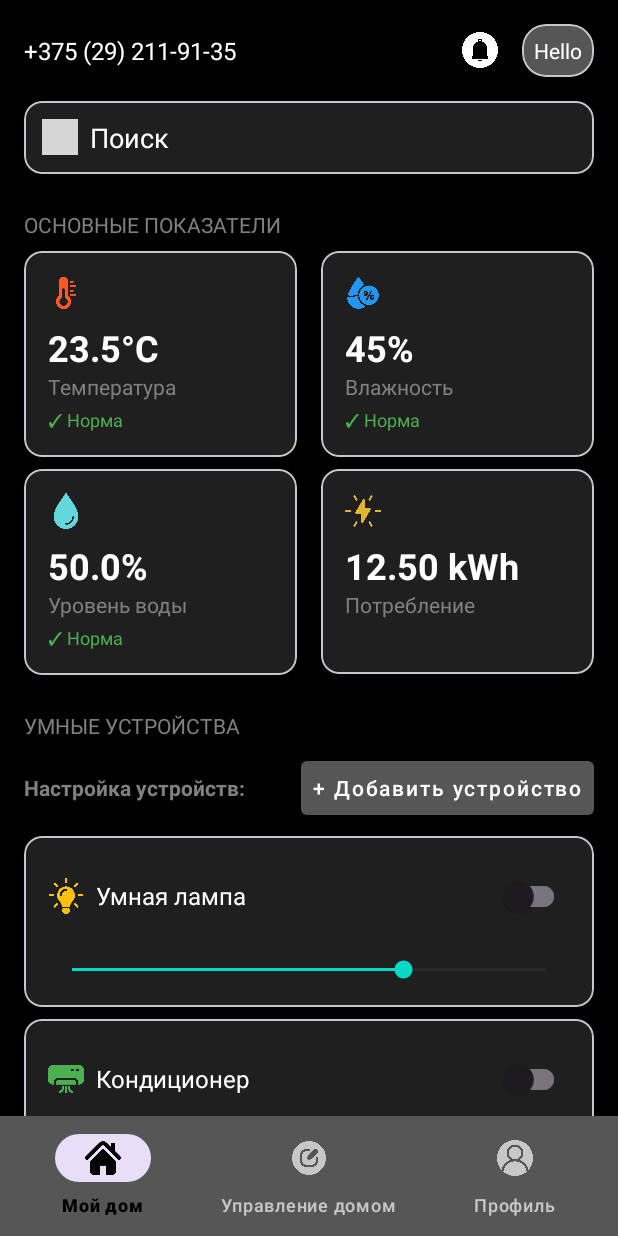
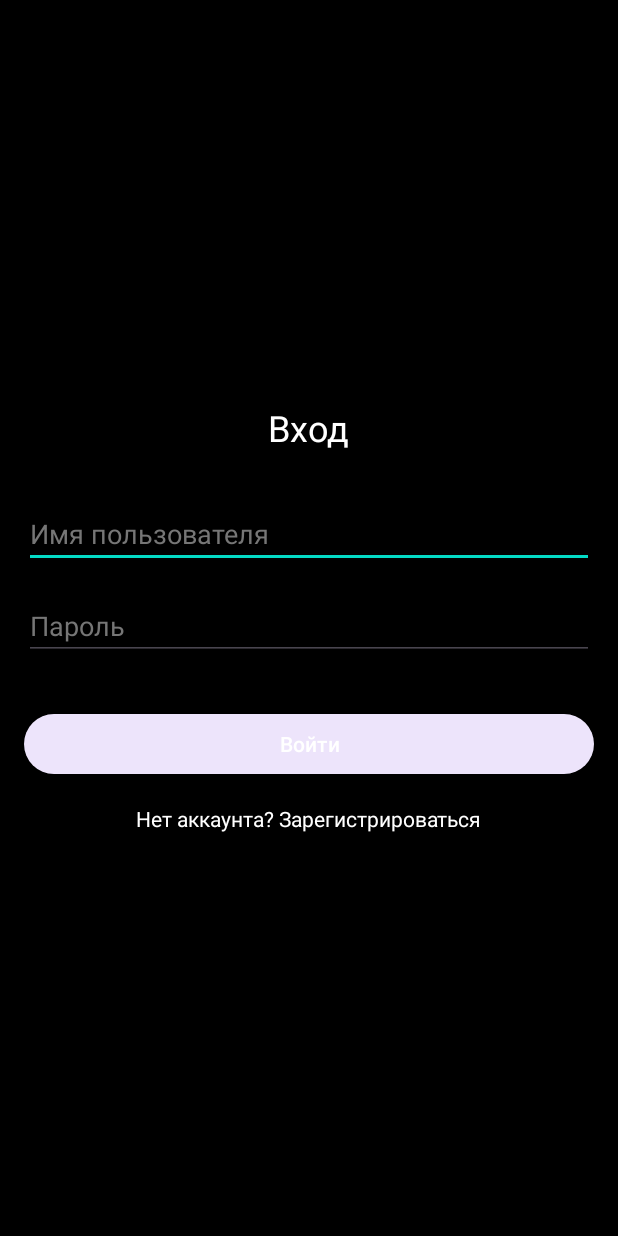
Before and after one commit to ryzhenkahvh/MTS-Hackaton, an Android app: the screen it shows after launch (MainActivity before the commit, LoginActivity after it), on a phone screen of 412 x 824 dp. Run offline under Robolectric (Android 15) with nearby library versions, the phone set to English and light mode, and no system bars; our stand-ins replace CircleImageView; grey boxes are pictures that could not be loaded.

Commit message:
Added reg/log

```diff
--- a/app/build.gradle
+++ b/app/build.gradle
@@ -30,6 +30,7 @@ android {
 
 dependencies {
 
+    implementation 'androidx.cardview:cardview:1.0.0'
     implementation 'androidx.recyclerview:recyclerview:1.2.1'
     implementation 'com.squareup.okhttp3:okhttp:4.9.1'
     implementation 'com.google.code.gson:gson:2.8.8'
--- /dev/null
+++ b/app/src/main/java/ry/tech/mtc/LoginActivity.java
@@ -0,0 +1,80 @@
+package ry.tech.mtc;
+
+import android.content.Intent;
+import android.os.Bundle;
+import android.view.View;
+import android.widget.Button;
+import android.widget.EditText;
+import android.widget.TextView;
+import android.widget.Toast;
+
+import androidx.appcompat.app.AppCompatActivity;
+
+import ry.tech.mtc.R;
+import ry.tech.mtc.auth.UserManager;
+
+public class LoginActivity extends AppCompatActivity {
+    private EditText usernameInput;
+    private EditText passwordInput;
+    private Button loginButton;
+    private TextView registerLink;
+    private UserManager userManager;
+
+    @Override
+    protected void onCreate(Bundle savedInstanceState) {
+        super.onCreate(savedInstanceState);
+        setContentView(R.layout.activity_login);
+
+        userManager = UserManager.getInstance(this);
+
+        // Проверяем, авторизован ли пользователь
+        if (userManager.getCurrentUser() != null) {
+            startMainActivity();
+            finish();
+            return;
+        }
+
+        usernameInput = findViewById(R.id.usernameInput);
+        passwordInput = findViewById(R.id.passwordInput);
+        loginButton = findViewById(R.id.loginButton);
+        registerLink = findViewById(R.id.registerLink);
+
+        loginButton.setOnClickListener(new View.OnClickListener() {
+            @Override
+            public void onClick(View v) {
+                loginUser();
+            }
+        });
+
+        registerLink.setOnClickListener(new View.OnClickListener() {
+            @Override
+            public void onClick(View v) {
+                startActivity(new Intent(LoginActivity.this, RegisterActivity.class));
+            }
+        });
+    }
+
+    private void loginUser() {
+        String username = usernameInput.getText().toString().trim();
+        String password = passwordInput.getText().toString().trim();
+
+        if (username.isEmpty() || password.isEmpty()) {
+            Toast.makeText(this, "Пожалуйста, заполните все поля", Toast.LENGTH_SHORT).show();
+            return;
+        }
+
+        if (userManager.loginUser(username, password)) {
+            startMainActivity();
+            finish();
+        } else {
+            Toast.makeText(this, "Неверное имя пользователя или пароль",
+                    Toast.LENGTH_SHORT).show();
+        }
+    }
+
+    private void startMainActivity() {
+        Intent intent = new Intent(this, MainActivity.class);
+        intent.setFlags(Intent.FLAG_ACTIVITY_NEW_TASK | Intent.FLAG_ACTIVITY_CLEAR_TASK);
+        startActivity(intent);
+    }
+}
--- /dev/null
+++ b/app/src/main/res/drawable/button_pressed.xml
@@ -0,0 +1,6 @@
+<?xml version="1.0" encoding="utf-8"?>
+<shape xmlns:android="http://schemas.android.com/apk/res/android">
+    <solid android:color="#757575" />
+    <corners android:radius="20dp" />
+    <stroke android:color="@color/colorPrimaryDark" android:width="1dp"/>
+</shape>
--- /dev/null
+++ b/app/src/main/res/drawable/button_selector.xml
@@ -0,0 +1,5 @@
+<?xml version="1.0" encoding="utf-8"?>
+<selector xmlns:android="http://schemas.android.com/apk/res/android">
+    <item android:state_pressed="true" android:drawable="@drawable/button_pressed" />
+    <item android:drawable="@drawable/rounded_button" />
+</selector>
--- /dev/null
+++ b/app/src/main/res/drawable/rounded_button.xml
@@ -0,0 +1,6 @@
+<?xml version="1.0" encoding="utf-8"?>
+<shape xmlns:android="http://schemas.android.com/apk/res/android">
+    <solid android:color="#494949" />
+    <corners android:radius="20dp" />
+    <stroke android:color="@color/colorPrimaryDark" android:width="1dp"/>
+</shape>
--- /dev/null
+++ b/app/src/main/res/layout/activity_login.xml
@@ -0,0 +1,56 @@
+<?xml version="1.0" encoding="utf-8"?>
+<LinearLayout xmlns:android="http://schemas.android.com/apk/res/android"
+    android:layout_width="match_parent"
+    android:layout_height="match_parent"
+    android:orientation="vertical"
+    android:padding="16dp"
+    android:gravity="center"
+    android:background="@color/colorBlack"
+    android:theme="@style/Theme.MTSHackathon">
+
+    <TextView
+        android:layout_width="wrap_content"
+        android:layout_height="wrap_content"
+        android:text="Вход"
+        android:textSize="24sp"
+        android:layout_marginBottom="32dp"
+        android:textColor="@color/colorWhite"/>
+
+    <EditText
+        android:id="@+id/usernameInput"
+        android:layout_width="match_parent"
+        android:layout_height="wrap_content"
+        android:hint="Имя пользователя"
+        android:inputType="text"
+        android:layout_marginBottom="16dp"
+        android:textColorHint="@color/colorPrimaryDark"
+        android:textColor="@color/colorWhite"/>
+
+    <EditText
+        android:id="@+id/passwordInput"
+        android:layout_width="match_parent"
+        android:layout_height="wrap_content"
+        android:hint="Пароль"
+        android:inputType="textPassword"
+        android:layout_marginBottom="32dp"
+        android:textColorHint="@color/colorPrimaryDark"
+        android:textColor="@color/colorWhite"/>
+
+    <Button
+        android:id="@+id/loginButton"
+        android:layout_width="match_parent"
+        android:layout_height="wrap_content"
+        android:text="Войти"
+        android:layout_marginBottom="16dp"
+        android:textColor="@color/colorWhite"/>
+
+    <TextView
+        android:id="@+id/registerLink"
+        android:layout_width="wrap_content"
+        android:layout_height="wrap_content"
+        android:text="Нет аккаунта? Зарегистрироваться"
+        android:textColor="@color/colorWhite"
+        android:clickable="true"
+        android:focusable="true"/>
+
+</LinearLayout>
--- a/app/src/main/res/layout/fragment_home.xml
+++ b/app/src/main/res/layout/fragment_home.xml
@@ -429,8 +429,6 @@
             </LinearLayout>
         </com.google.android.material.card.MaterialCardView>
 
-
-
         <!-- ЖКХ -->
         <TextView
             android:layout_width="wrap_content"
--- a/app/src/main/res/values/themes.xml
+++ b/app/src/main/res/values/themes.xml
@@ -19,4 +19,9 @@
         <item name="colorAccent">@color/colorAccent</item>
         <item name="android:windowBackground">@android:color/transparent</item>
     </style>
+
+    <style name="ButtonStyle.Night" parent="Widget.AppCompat.Button">
+        <item name="android:background">@drawable/button_selector</item>
+        <item name="android:padding">7dp</item>
+    </style>
 </resources>
```
Also changed, not shown: app/src/main/AndroidManifest.xml (+8 -2 lines), app/src/main/java/ry/tech/mtc/RegisterActivity.java (added, +59 -0 lines), app/src/main/java/ry/tech/mtc/auth/UserManager.java (added, +162 -0 lines), app/src/main/res/layout/activity_register.xml (added, +55 -0 lines). Lines whose indentation alone changed are shown as unchanged.
